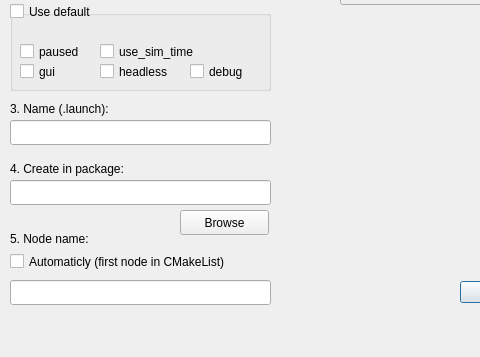
Before: the Qt Designer form lc/mainwindow.ui in VasilyevGeorgy/LaunchCreator, drawn with Qt 5; both pictures show x 0 to 480 and y 147 to 504 of the 635 by 504 pixel window.
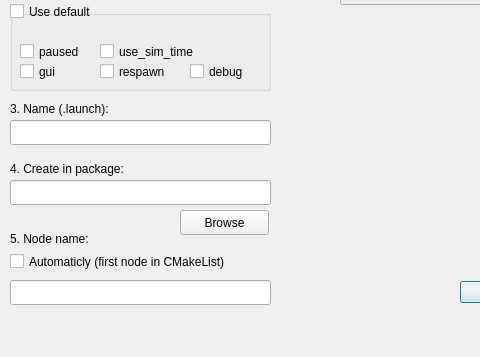
After: the same form once the commit is applied.

What changed in the file:
```diff
--- a/lc/mainwindow.ui
+++ b/lc/mainwindow.ui
@@ -228,7 +228,7 @@
       </rect>
      </property>
      <property name="text">
-      <string>headless</string>
+      <string>respawn</string>
      </property>
     </widget>
     <widget class="QCheckBox" name="checkBox_4">
@@ -338,7 +338,7 @@
      <rect>
       <x>10</x>
       <y>380</y>
-      <width>271</width>
+      <width>291</width>
       <height>23</height>
      </rect>
     </property>
```
